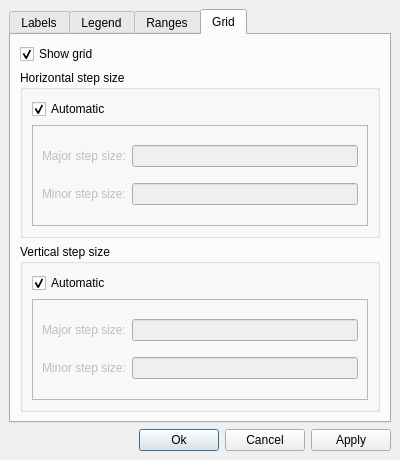
Before: the Qt Designer form OMNotebook/Pltpkg2/preferences.ui in lmoresco/OpenModelica, drawn with Qt 5.
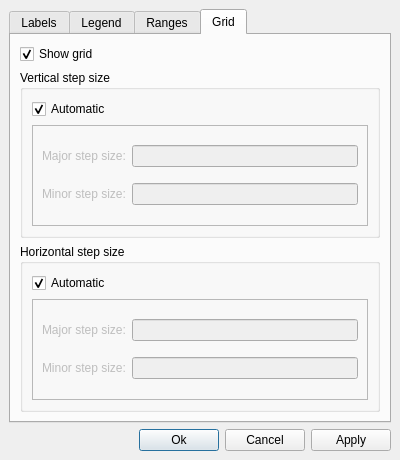
After: the same form once the commit is applied. The open tabs and pages were chosen to show the change.

Commit message: *Added range options to graphcells *Added "save parameters" command *Fixed minor bugs

Diff of the .ui file:
```diff
--- a/OMNotebook/Pltpkg2/preferences.ui
+++ b/OMNotebook/Pltpkg2/preferences.ui
@@ -335,12 +335,6 @@
        <string>Grid</string>
       </attribute>
       <layout class="QVBoxLayout" >
-       <property name="margin" >
-        <number>9</number>
-       </property>
-       <property name="spacing" >
-        <number>6</number>
-       </property>
        <item>
         <widget class="QCheckBox" name="showGrid" >
          <property name="text" >
@@ -351,92 +345,6 @@
          </property>
         </widget>
        </item>
-       <item>
-        <widget class="QGroupBox" name="groupBox_5" >
-         <property name="title" >
-          <string>Horizontal step size</string>
-         </property>
-         <layout class="QVBoxLayout" >
-          <property name="margin" >
-           <number>9</number>
-          </property>
-          <property name="spacing" >
-           <number>6</number>
-          </property>
-          <item>
-           <widget class="QCheckBox" name="hAutoGrid" >
-            <property name="text" >
-             <string>Automatic</string>
-            </property>
-            <property name="checked" >
-             <bool>true</bool>
-            </property>
-           </widget>
-          </item>
-          <item>
-           <widget class="QFrame" name="frame_5" >
-            <property name="enabled" >
-             <bool>false</bool>
-            </property>
-            <property name="frameShape" >
-             <enum>QFrame::StyledPanel</enum>
-            </property>
-            <property name="frameShadow" >
-             <enum>QFrame::Raised</enum>
-            </property>
-            <layout class="QVBoxLayout" >
-             <property name="margin" >
-              <number>9</number>
-             </property>
-             <property name="spacing" >
-              <number>6</number>
-             </property>
-             <item>
-              <layout class="QHBoxLayout" >
-               <property name="margin" >
-                <number>0</number>
-               </property>
-               <property name="spacing" >
-                <number>6</number>
-               </property>
-               <item>
-                <widget class="QLabel" name="label_12" >
-                 <property name="text" >
-                  <string>Major step size:</string>
-                 </property>
-                </widget>
-               </item>
-               <item>
-                <widget class="QLineEdit" name="hMajorSize" />
-               </item>
-              </layout>
-             </item>
-             <item>
-              <layout class="QHBoxLayout" >
-               <property name="margin" >
-                <number>0</number>
-               </property>
-               <property name="spacing" >
-                <number>6</number>
-               </property>
-               <item>
-                <widget class="QLabel" name="label_13" >
-                 <property name="text" >
-                  <string>Minor step size:</string>
-                 </property>
-                </widget>
-               </item>
-               <item>
-                <widget class="QLineEdit" name="hMinorSize" />
-               </item>
-              </layout>
-             </item>
-            </layout>
-           </widget>
-          </item>
-         </layout>
-        </widget>
-       </item>
        <item>
         <widget class="QGroupBox" name="groupBox_4" >
          <property name="title" >
@@ -523,6 +431,128 @@
          </layout>
         </widget>
        </item>
+       <item>
+        <widget class="QGroupBox" name="groupBox_5" >
+         <property name="title" >
+          <string>Horizontal step size</string>
+         </property>
+         <layout class="QVBoxLayout" >
+          <property name="spacing" >
+           <number>6</number>
+          </property>
+          <property name="leftMargin" >
+           <number>9</number>
+          </property>
+          <property name="topMargin" >
+           <number>9</number>
+          </property>
+          <property name="rightMargin" >
+           <number>9</number>
+          </property>
+          <property name="bottomMargin" >
+           <number>9</number>
+          </property>
+          <item>
+           <widget class="QCheckBox" name="hAutoGrid" >
+            <property name="text" >
+             <string>Automatic</string>
+            </property>
+            <property name="checked" >
+             <bool>true</bool>
+            </property>
+           </widget>
+          </item>
+          <item>
+           <widget class="QFrame" name="frame_5" >
+            <property name="enabled" >
+             <bool>false</bool>
+            </property>
+            <property name="frameShape" >
+             <enum>QFrame::StyledPanel</enum>
+            </property>
+            <property name="frameShadow" >
+             <enum>QFrame::Raised</enum>
+            </property>
+            <layout class="QVBoxLayout" >
+             <property name="spacing" >
+              <number>6</number>
+             </property>
+             <property name="leftMargin" >
+              <number>9</number>
+             </property>
+             <property name="topMargin" >
+              <number>9</number>
+             </property>
+             <property name="rightMargin" >
+              <number>9</number>
+             </property>
+             <property name="bottomMargin" >
+              <number>9</number>
+             </property>
+             <item>
+              <layout class="QHBoxLayout" >
+               <property name="spacing" >
+                <number>6</number>
+               </property>
+               <property name="leftMargin" >
+                <number>0</number>
+               </property>
+               <property name="topMargin" >
+                <number>0</number>
+               </property>
+               <property name="rightMargin" >
+                <number>0</number>
+               </property>
+               <property name="bottomMargin" >
+                <number>0</number>
+               </property>
+               <item>
+                <widget class="QLabel" name="label_12" >
+                 <property name="text" >
+                  <string>Major step size:</string>
+                 </property>
+                </widget>
+               </item>
+               <item>
+                <widget class="QLineEdit" name="hMajorSize" />
+               </item>
+              </layout>
+             </item>
+             <item>
+              <layout class="QHBoxLayout" >
+               <property name="spacing" >
+                <number>6</number>
+               </property>
+               <property name="leftMargin" >
+                <number>0</number>
+               </property>
+               <property name="topMargin" >
+                <number>0</number>
+               </property>
+               <property name="rightMargin" >
+                <number>0</number>
+               </property>
+               <property name="bottomMargin" >
+                <number>0</number>
+               </property>
+               <item>
+                <widget class="QLabel" name="label_13" >
+                 <property name="text" >
+                  <string>Minor step size:</string>
+                 </property>
+                </widget>
+               </item>
+               <item>
+                <widget class="QLineEdit" name="hMinorSize" />
+               </item>
+              </layout>
+             </item>
+            </layout>
+           </widget>
+          </item>
+         </layout>
+        </widget>
+       </item>
       </layout>
      </widget>
     </widget>
```
Left out of the diff: 272 changed lines with no effect on the pictures. The commit also changes 7 other files.
